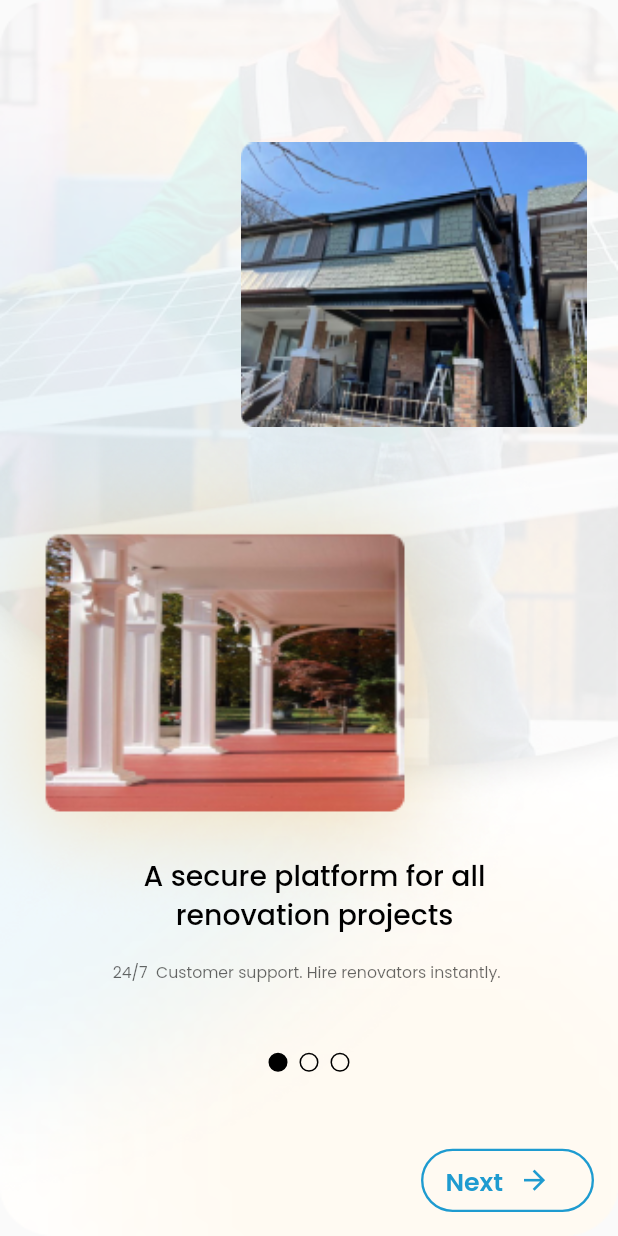
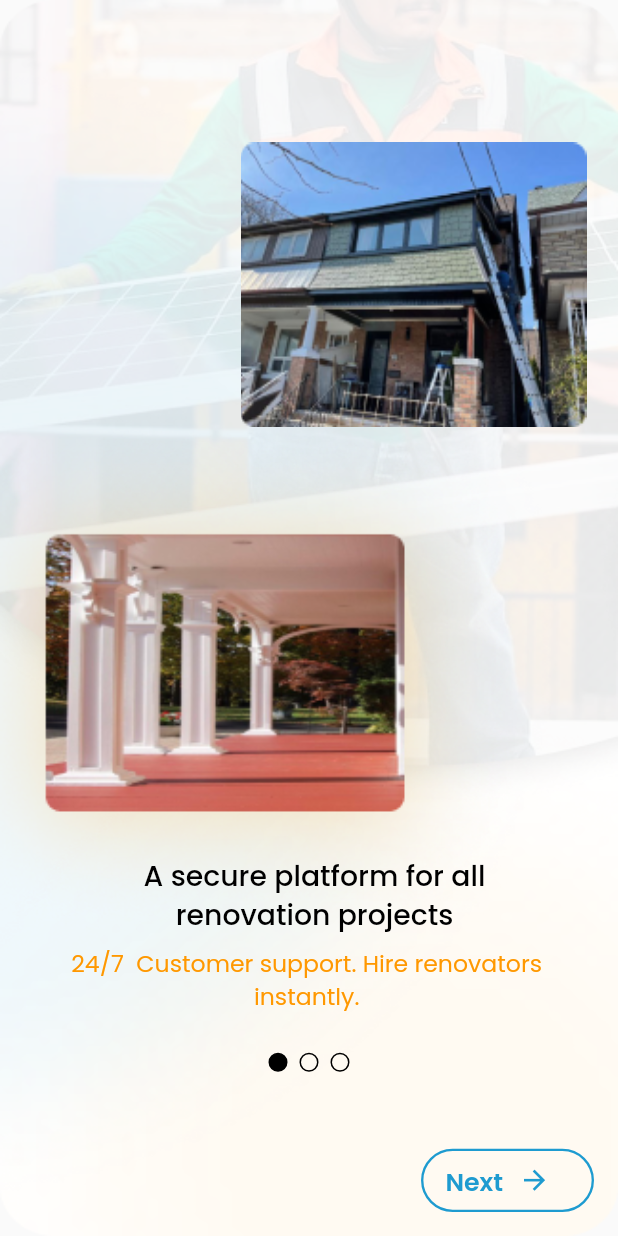
Before and after one commit to TusharKhari/meinhaus, a Flutter app: the screen it shows after launch, on a phone screen of 412 x 824 dp. Run offline on Flutter 3.47's test engine with Material 2 defaults, Android fonts, the phone set to English and light mode, and no system bars; our stand-ins replace cached_network_image, carousel_slider, device_info_plus, dio, dotted_border, file_picker and 24 more; missing offline and left inert: dart:ffi, flutter_stripe, pusher_channels_flutter; accounts and stored records are empty.

Commit message:
splash screen balck text to orange

```diff
--- a/lib/features/splash/screens/first_splash_screen.dart
+++ b/lib/features/splash/screens/first_splash_screen.dart
@@ -74,16 +74,17 @@ class FirstSplashScreen extends StatelessWidget {
           ),
         ),
         Positioned(
-          bottom: 160.h,
+          bottom: 140.h,
           left: 20.w,
           child: SizedBox(
             width: 350.w,
             child: MyTextPoppines(
               text: "24/7  Customer support. Hire renovators instantly.",
-              fontSize: height > 800 ? 10.sp : 12.sp,
+              fontSize: height > 800 ? 15.sp : 17.sp,
               fontWeight: FontWeight.w400,
               textAlign: TextAlign.center,
-              color: AppColors.black.withOpacity(0.6),
+              // color: AppColors.black.withOpacity(0.6),
+              color: AppColors.orange ,
             ),
           ),
         ),
--- a/lib/features/splash/screens/second_splash-screen.dart
+++ b/lib/features/splash/screens/second_splash-screen.dart
@@ -76,17 +76,17 @@ class SecondSplashScreen extends StatelessWidget {
           ),
         ),
         Positioned(
-          bottom: 145.h,
+          bottom: 140.h,
           left: 20.w,
           child: SizedBox(
             width: 350.w,
             child: MyTextPoppines(
               text:
                   "Pay a fixed price at the best market rates. Guaranteed to completion  ",
-              fontSize: height > 800 ? 10.sp : 12.sp,
+              fontSize: height > 800 ? 15.sp : 17.sp,
               fontWeight: FontWeight.w400,
               textAlign: TextAlign.center,
-              color: AppColors.black.withOpacity(0.6),
+              color: AppColors.orange,
             ),
           ),
         ),
--- a/lib/provider/notifiers/address_notifier.dart
+++ b/lib/provider/notifiers/address_notifier.dart
@@ -66,7 +66,7 @@ class AddressNotifier extends ChangeNotifier {
 
   Future<List> getAddressSuggestions(String input) async {
     sessionToken();
-   if(input.length >3 && input.length < 15) { _addressList = await AddressAutocomplete.getSuggestions(
+   _addressList = await AddressAutocomplete.getSuggestions(
       input,
       _sessionToken,
     );
@@ -75,7 +75,8 @@ class AddressNotifier extends ChangeNotifier {
         //  print("${element} \n");
       },
     );
-    notifyListeners();}
+    notifyListeners();
+
     return _addressList;
   }
 
--- a/lib/utils/constants/app_colors.dart
+++ b/lib/utils/constants/app_colors.dart
@@ -15,5 +15,6 @@ class AppColors {
   static const Color textBlue = Color(0xFF1473CC);
   static const Color textBlue1E9BD0 = Color(0xFF1E9BD0);
   static const Color green = Color.fromARGB(255, 0, 255, 8);
+  static const Color orange = Colors.orange;
 
 }
--- a/lib/utils/constants/constant.dart
+++ b/lib/utils/constants/constant.dart
@@ -7,6 +7,7 @@ final String googleAddresUrl =
     "https://maps.googleapis.com/maps/api/place/autocomplete/json";
 
 // Google Map API Keys
+//  final  String kPLACES_API_KEY = "AIzaSyAMSlgp6670AymAuSSO8Gd6ci5Gj_GqJWc";
  final  String kPLACES_API_KEY = "AIzaSyC3WL UbDPnruzxcS7eT8IQ5OVYJiSiLIl";
 //  final  String kPLACES_API_KEY = "AIzaSyC3WL UbDPnruzxcS7eT8IQ5OVYJiSiLIlU";
 
--- a/lib/utils/extensions/auto_complete_address.dart
+++ b/lib/utils/extensions/auto_complete_address.dart
@@ -11,6 +11,7 @@ class AddressAutocomplete {
         '$googleAddresUrl?input=$input&key=$kPLACES_API_KEY&sessiontoken=$sessionToken&components=country:ca';
     var response = await http.get(Uri.parse(request));
     var data = jsonDecode(response.body);
+    print(response.body);
     if (response.statusCode == 200) {
    //   print("addresprint :  $data");
       return data['predictions'];
```
